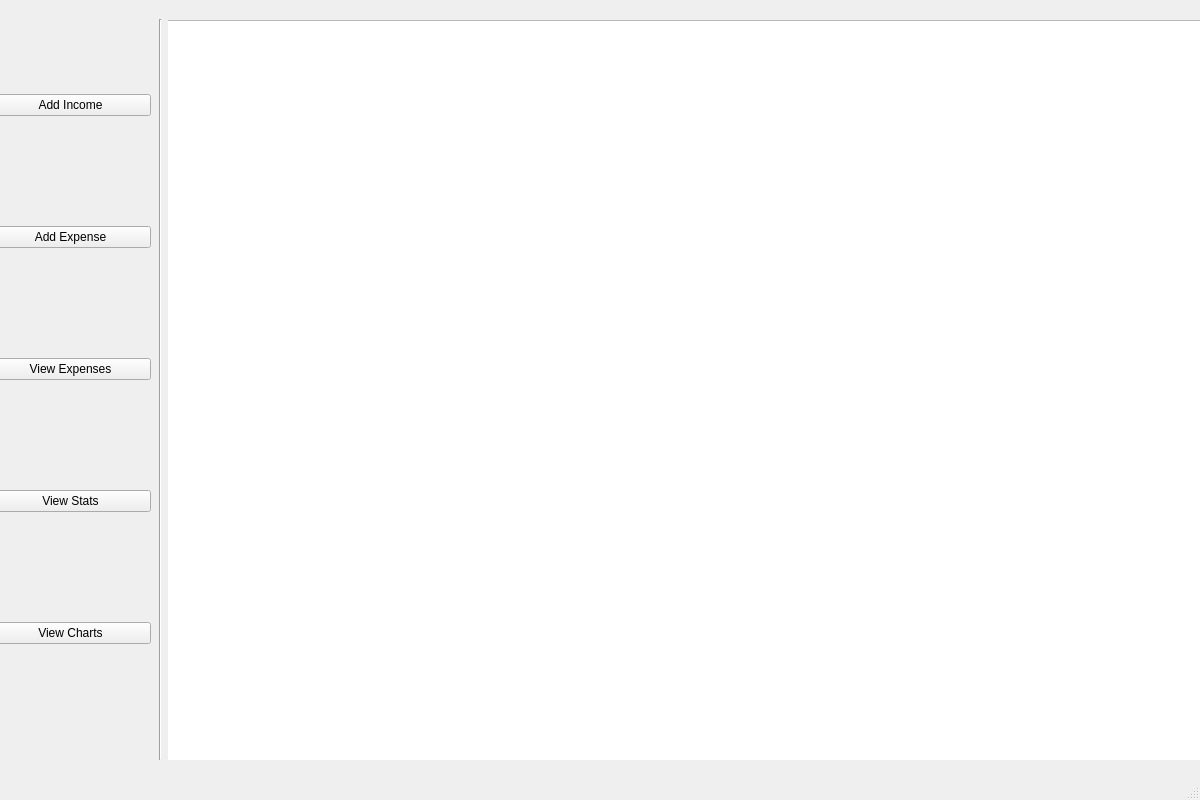
The window that View/mainwindow.ui (jmitchward/Budget) describes before a commit, drawn with Qt 5.
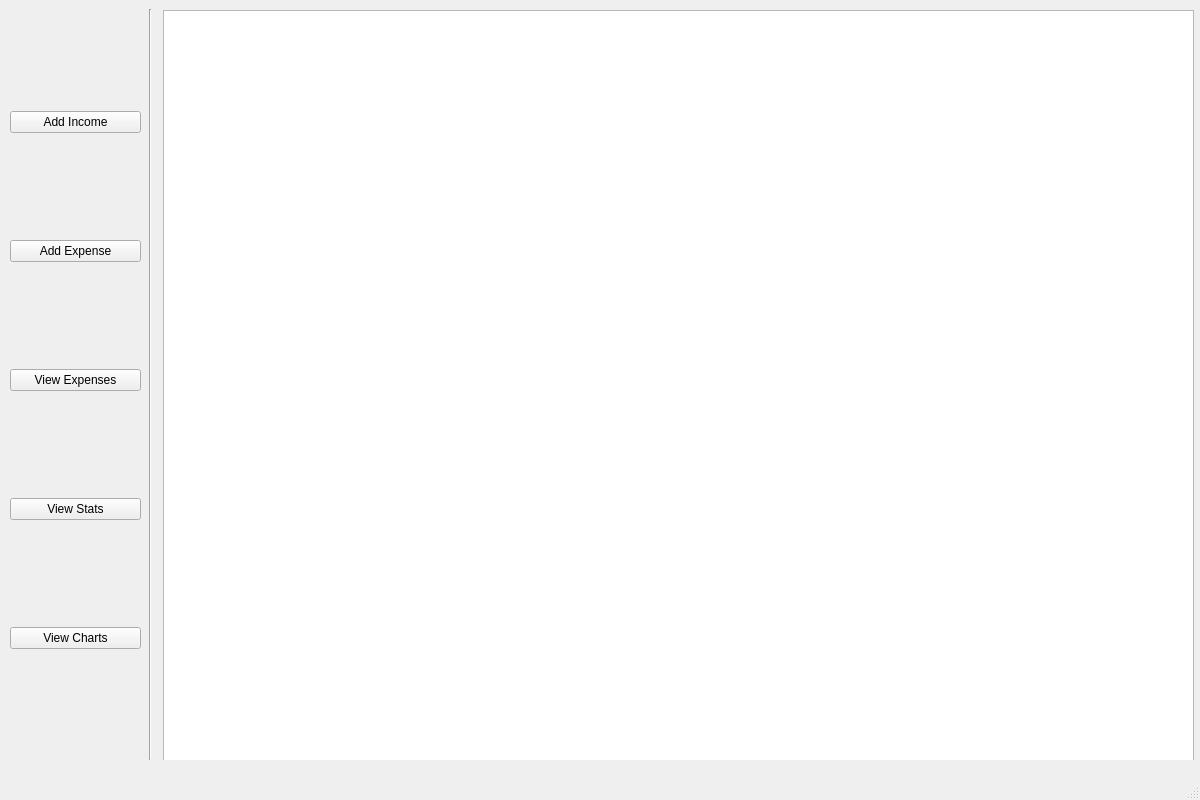
The same window after the commit. The open tabs and pages were chosen to show the change.

The edit to the form file:
```diff
--- a/View/mainwindow.ui
+++ b/View/mainwindow.ui
@@ -17,10 +17,10 @@
    <widget class="QWidget" name="verticalLayoutWidget">
     <property name="geometry">
      <rect>
-      <x>-10</x>
-      <y>-10</y>
-      <width>161</width>
-      <height>761</height>
+      <x>10</x>
+      <y>10</y>
+      <width>131</width>
+      <height>741</height>
      </rect>
     </property>
     <layout class="QVBoxLayout" name="sidePanel">
@@ -70,10 +70,10 @@
    <widget class="QWidget" name="gridLayoutWidget">
     <property name="geometry">
      <rect>
-      <x>159</x>
-      <y>19</y>
-      <width>1041</width>
-      <height>741</height>
+      <x>149</x>
+      <y>9</y>
+      <width>1051</width>
+      <height>751</height>
      </rect>
     </property>
     <layout class="QGridLayout" name="mainPanel">
@@ -92,9 +92,9 @@
         <widget class="QTableView" name="budgetView">
          <property name="geometry">
           <rect>
-           <x>-5</x>
+           <x>5</x>
            <y>1</y>
-           <width>1041</width>
+           <width>1031</width>
            <height>751</height>
           </rect>
          </property>
```
Left out of the diff: 2 changed lines with no effect on the pictures.
